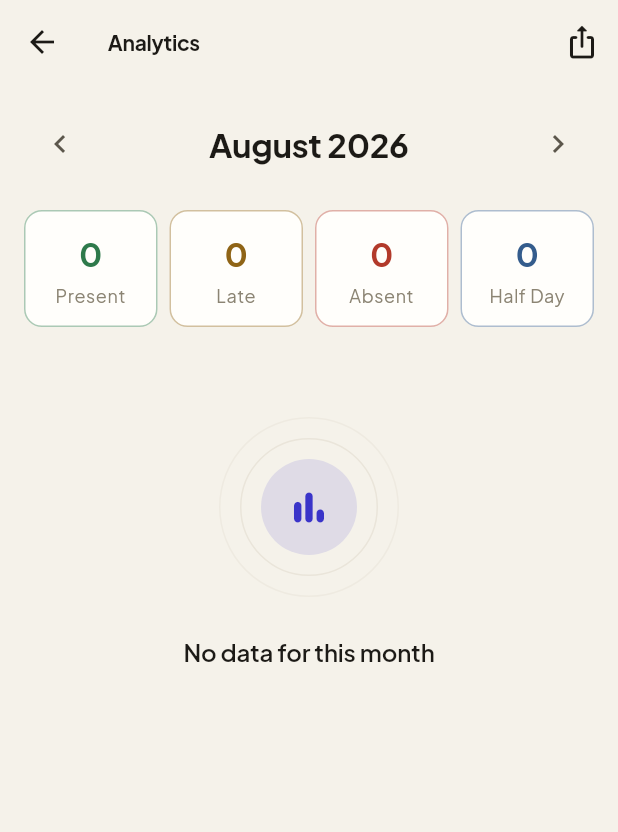
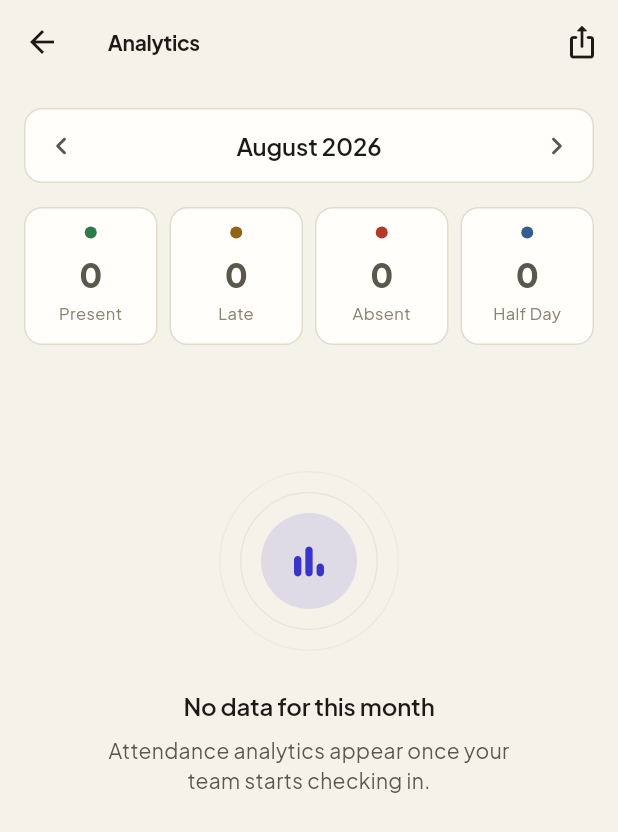
Before and after one commit to Aniudupa15/WorkTrack, a Flutter app: the AdminAnalytics screen opened directly, on a phone screen of 412 x 824 dp. Shown: the top 832 px of the screen. Run offline on Flutter 3.47's test engine with Material 3 defaults, Android fonts, the phone set to English and light mode, and no system bars; our stand-ins replace cloud_firestore, cloud_functions, connectivity_plus, firebase_analytics, firebase_auth, firebase_core and 13 more; accounts and stored records are empty.

Commit message:
Redesign map picker & analytics; format pass
Map picker: overline + hierarchy in the bottom sheet, radius value pill,
branded map pin, AppButton confirm.

Analytics: month-nav pill, AppCard stat tiles with colour dots, chart
wrapped in a titled AppCard, richer empty state.

```diff
--- a/attendance_app/lib/core/widgets/app_button.dart
+++ b/attendance_app/lib/core/widgets/app_button.dart
@@ -110,9 +110,7 @@ class AppButton extends StatelessWidget {
           decoration: BoxDecoration(
             color: bg,
             borderRadius: BorderRadius.circular(radius),
-            border: borderColor != null
-                ? Border.all(color: borderColor)
-                : null,
+            border: borderColor != null ? Border.all(color: borderColor) : null,
           ),
           child: content,
         ),
--- a/attendance_app/lib/core/widgets/app_chip.dart
+++ b/attendance_app/lib/core/widgets/app_chip.dart
@@ -36,9 +36,7 @@ class AppChip extends StatelessWidget {
         decoration: BoxDecoration(
           color: selected ? colors.brandSoft : colors.surfaceMuted,
           borderRadius: BorderRadius.circular(AppRadius.pill),
-          border: Border.all(
-            color: selected ? colors.brand : colors.border,
-          ),
+          border: Border.all(color: selected ? colors.brand : colors.border),
         ),
         child: Row(
           mainAxisSize: MainAxisSize.min,
--- a/attendance_app/lib/core/widgets/pressable.dart
+++ b/attendance_app/lib/core/widgets/pressable.dart
@@ -58,7 +58,10 @@ class _PressableState extends State<Pressable> {
           opacity: _down && enabled ? 0.92 : 1.0,
           duration: const Duration(milliseconds: 110),
           child: widget.borderRadius != null
-              ? ClipRRect(borderRadius: widget.borderRadius!, child: widget.child)
+              ? ClipRRect(
+                  borderRadius: widget.borderRadius!,
+                  child: widget.child,
+                )
               : widget.child,
         ),
       ),
--- a/attendance_app/lib/features/admin/admin_analytics.dart
+++ b/attendance_app/lib/features/admin/admin_analytics.dart
@@ -6,6 +6,7 @@ import 'package:provider/provider.dart';
 import 'package:attendance_app/core/di/injection.dart';
 import 'package:attendance_app/core/theme/app_colors.dart';
 import 'package:attendance_app/core/theme/app_spacing.dart';
+import 'package:attendance_app/core/widgets/app_card.dart';
 import 'package:attendance_app/core/widgets/app_loader.dart';
 import 'package:attendance_app/core/widgets/empty_state.dart';
 import 'package:attendance_app/data/datasources/analytics_service.dart';
@@ -109,24 +110,31 @@ class _AdminAnalyticsState extends State<AdminAnalytics> {
               padding: const EdgeInsets.all(AppSpacing.lg),
               child: Column(
                 children: [
-                  Row(
+                  Container(
+                    decoration: BoxDecoration(
+                      color: colors.surface,
+                      borderRadius: BorderRadius.circular(AppRadius.md),
+                      border: Border.all(color: colors.border),
+                    ),
+                    child: Row(
                       mainAxisAlignment: MainAxisAlignment.spaceBetween,
                       children: [
                         IconButton(
                           onPressed: () => _changeMonth(-1),
-                        icon: const Icon(Icons.chevron_left),
+                          icon: const Icon(Icons.chevron_left_rounded),
                         ),
                         Text(
                           DateFormat('MMMM yyyy').format(_selectedMonth),
-                        style: Theme.of(context).textTheme.titleLarge,
+                          style: Theme.of(context).textTheme.titleMedium,
                         ),
                         IconButton(
                           onPressed: () => _changeMonth(1),
-                        icon: const Icon(Icons.chevron_right),
+                          icon: const Icon(Icons.chevron_right_rounded),
                         ),
                       ],
                     ),
-                  const SizedBox(height: AppSpacing.xl),
+                  ),
+                  const SizedBox(height: AppSpacing.lg),
                   Row(
                     children: [
                       for (final s in segments) ...[
@@ -136,22 +144,23 @@ class _AdminAnalyticsState extends State<AdminAnalytics> {
                       ],
                     ],
                   ),
-                  const SizedBox(height: AppSpacing.xxl),
-                  if (total > 0) ...[
-                    Align(
-                      alignment: Alignment.centerLeft,
-                      child: Text(
-                        'Attendance Distribution',
+                  const SizedBox(height: AppSpacing.lg),
+                  if (total > 0)
+                    AppCard(
+                      child: Column(
+                        crossAxisAlignment: CrossAxisAlignment.start,
+                        children: [
+                          Text(
+                            'Attendance distribution',
                             style: Theme.of(context).textTheme.titleMedium,
                           ),
-                    ),
-                    const SizedBox(height: AppSpacing.lg),
+                          const SizedBox(height: AppSpacing.xl),
                           SizedBox(
                             height: 200,
                             child: PieChart(
                               PieChartData(
                                 sectionsSpace: 2,
-                          centerSpaceRadius: 40,
+                                centerSpaceRadius: 46,
                                 sections: [
                                   for (final s in segments)
                                     if (s.count > 0)
@@ -159,11 +168,11 @@ class _AdminAnalyticsState extends State<AdminAnalytics> {
                                         value: s.count.toDouble(),
                                         title: '${s.count}',
                                         color: s.color,
-                                  radius: 50,
-                                  titleStyle: TextStyle(
-                                    color: colors.onBrand,
-                                    fontSize: 12,
-                                    fontWeight: FontWeight.bold,
+                                        radius: 46,
+                                        titleStyle: const TextStyle(
+                                          color: Colors.white,
+                                          fontSize: 13,
+                                          fontWeight: FontWeight.w700,
                                         ),
                                       ),
                                 ],
@@ -176,10 +185,18 @@ class _AdminAnalyticsState extends State<AdminAnalytics> {
                             runSpacing: AppSpacing.sm,
                             children: [for (final s in segments) _legend(s)],
                           ),
-                  ] else
-                    const EmptyState(
+                        ],
+                      ),
+                    )
+                  else
+                    const Padding(
+                      padding: EdgeInsets.only(top: AppSpacing.xxxl),
+                      child: EmptyState(
                         icon: Icons.bar_chart_rounded,
                         title: 'No data for this month',
+                        subtitle:
+                            'Attendance analytics appear once your team starts checking in.',
+                      ),
                     ),
                 ],
               ),
@@ -190,27 +207,28 @@ class _AdminAnalyticsState extends State<AdminAnalytics> {
   Widget _statCard(_Segment s) {
     final colors = context.colors;
     return Expanded(
-      child: Container(
-        padding: const EdgeInsets.all(AppSpacing.md),
-        decoration: BoxDecoration(
-          color: colors.surface,
-          borderRadius: BorderRadius.circular(AppRadius.md),
-          border: Border.all(color: s.color.withValues(alpha: 0.4)),
+      child: AppCard(
+        padding: const EdgeInsets.symmetric(
+          vertical: AppSpacing.md,
+          horizontal: AppSpacing.sm,
         ),
+        radius: AppRadius.md,
         child: Column(
           children: [
+            Container(
+              width: 8,
+              height: 8,
+              decoration: BoxDecoration(color: s.color, shape: BoxShape.circle),
+            ),
+            const SizedBox(height: AppSpacing.sm),
             Text(
               '${s.count}',
-              style: TextStyle(
-                color: s.color,
-                fontSize: 22,
-                fontWeight: FontWeight.bold,
+              style: const TextStyle(fontSize: 22, fontWeight: FontWeight.w800),
             ),
-            ),
-            const SizedBox(height: AppSpacing.xs),
+            const SizedBox(height: 2),
             Text(
               s.label,
-              style: Theme.of(context).textTheme.bodySmall,
+              style: TextStyle(color: colors.textTertiary, fontSize: 11),
               textAlign: TextAlign.center,
             ),
           ],
--- a/attendance_app/lib/features/admin/attendance_logs.dart
+++ b/attendance_app/lib/features/admin/attendance_logs.dart
@@ -106,8 +106,7 @@ class _AttendanceLogsScreenState extends State<AttendanceLogsScreen> {
                   return const EmptyState(
                     icon: Icons.event_busy_rounded,
                     title: 'No records found',
-                    subtitle:
-                        'Try a different name or clear the date filter.',
+                    subtitle: 'Try a different name or clear the date filter.',
                   );
                 }
 
--- a/attendance_app/lib/features/shared/settings_screen.dart
+++ b/attendance_app/lib/features/shared/settings_screen.dart
@@ -95,7 +95,10 @@ class SettingsScreen extends StatelessWidget {
           ),
           const SizedBox(height: AppSpacing.xxl),
           Center(
-            child: Text('PunchIn', style: Theme.of(context).textTheme.bodySmall),
+            child: Text(
+              'PunchIn',
+              style: Theme.of(context).textTheme.bodySmall,
+            ),
           ),
         ],
       ),
```
Also changed, not shown: attendance_app/lib/core/widgets/avatar.dart (+2 -10 lines), attendance_app/lib/core/widgets/entity_tile.dart (+2 -10 lines), attendance_app/lib/features/admin/add_edit_employee.dart (+11 -2 lines), attendance_app/lib/features/admin/admin_dashboard.dart (+9 -9 lines), attendance_app/lib/features/admin/leave_management.dart (+8 -7 lines), attendance_app/lib/features/admin/work_location_picker.dart (+71 -14 lines). Lines whose indentation alone changed are shown as unchanged.
